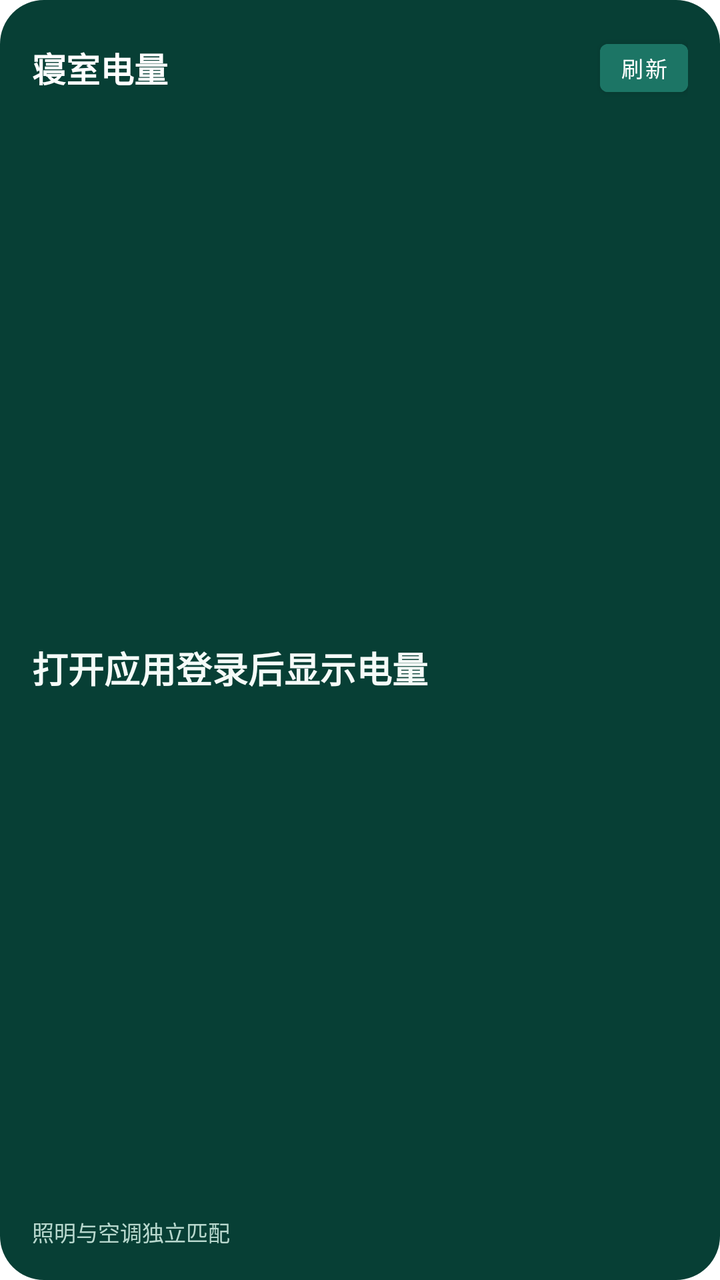
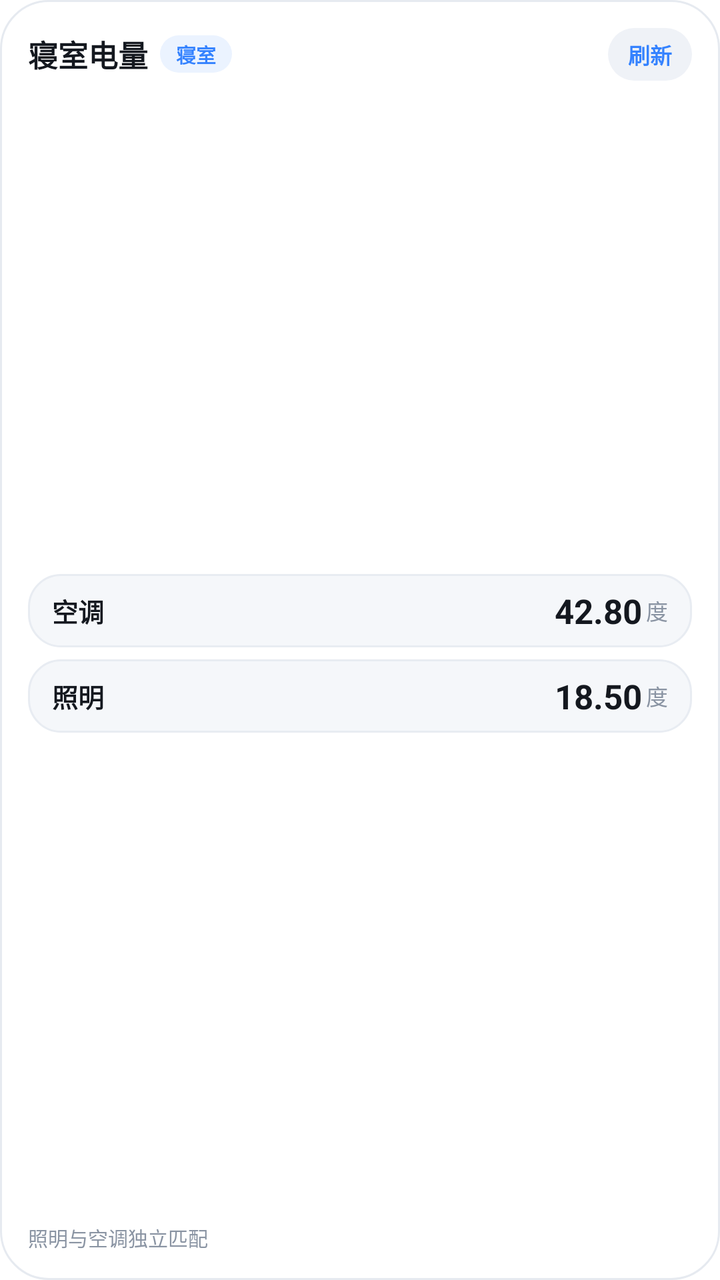

An Android layout rendered at two revisions. The XML below is the earlier revision; the diff shows what the commit changed to produce the second picture.
<!-- AndroidManifest.xml: fallback theme Theme.MaterialComponents.DayNight.NoActionBar -->
<!-- res/layout/widget_energy.xml -->
<?xml version="1.0" encoding="utf-8"?>
<LinearLayout xmlns:android="http://schemas.android.com/apk/res/android"
    android:id="@+id/widget_energy_root"
    android:layout_width="match_parent"
    android:layout_height="match_parent"
    android:background="@drawable/widget_background"
    android:orientation="vertical"
    android:padding="16dp">

    <LinearLayout
        android:layout_width="match_parent"
        android:layout_height="wrap_content"
        android:gravity="center_vertical"
        android:orientation="horizontal">

        <TextView
            android:layout_width="0dp"
            android:layout_height="wrap_content"
            android:layout_weight="1"
            android:text="寝室电量"
            android:textColor="#FFFFFF"
            android:textSize="17sp"
            android:textStyle="bold" />

        <Button
            android:id="@+id/widget_energy_refresh"
            android:layout_width="44dp"
            android:layout_height="36dp"
            android:backgroundTint="#1C7565"
            android:contentDescription="刷新寝室电量"
            android:minHeight="0dp"
            android:minWidth="0dp"
            android:padding="0dp"
            android:text="刷新"
            android:textColor="#FFFFFF"
            android:textSize="11sp" />
    </LinearLayout>

    <TextView
        android:id="@+id/widget_energy_value"
        android:layout_width="match_parent"
        android:layout_height="0dp"
        android:layout_marginTop="8dp"
        android:layout_weight="1"
        android:gravity="center_vertical"
        android:text="打开应用登录后显示电量"
        android:textColor="#F5FBF8"
        android:textSize="18sp"
        android:textStyle="bold" />

    <TextView
        android:id="@+id/widget_energy_meta"
        android:layout_width="match_parent"
        android:layout_height="wrap_content"
        android:ellipsize="end"
        android:maxLines="1"
        android:text="照明与空调独立匹配"
        android:textColor="#B8D8CE"
        android:textSize="11sp" />
</LinearLayout>
<!-- resources referenced by this layout -->
<resources>
  <!-- drawable widget_background (drawable) -->
  <?xml version="1.0" encoding="utf-8"?>
  <shape xmlns:android="http://schemas.android.com/apk/res/android" android:shape="rectangle">
      <solid android:color="#073F35" />
      <corners android:radius="22dp" />
      <padding android:left="16dp" android:top="14dp" android:right="16dp" android:bottom="14dp" />
  </shape>
</resources>

<!-- the commit's change to res/layout/widget_energy.xml (unified diff, before → after) -->
@@ -5,7 +5,7 @@
     android:layout_height="match_parent"
     android:background="@drawable/widget_background"
     android:orientation="vertical"
-    android:padding="16dp">
+    android:padding="14dp">
 
     <LinearLayout
         android:layout_width="match_parent"
@@ -13,48 +13,291 @@
         android:gravity="center_vertical"
         android:orientation="horizontal">
 
-        <TextView
+        <LinearLayout
             android:layout_width="0dp"
             android:layout_height="wrap_content"
+            android:layout_marginEnd="8dp"
             android:layout_weight="1"
-            android:text="寝室电量"
-            android:textColor="#FFFFFF"
-            android:textSize="17sp"
+            android:gravity="center_vertical"
+            android:orientation="horizontal">
+
+            <TextView
+                android:id="@+id/widget_energy_title"
+                android:layout_width="wrap_content"
+                android:layout_height="wrap_content"
+                android:text="寝室电量"
+                android:textColor="@color/widget_ink"
+                android:textSize="15sp"
+                android:textStyle="bold" />
+
+            <TextView
+                android:id="@+id/widget_energy_room"
+                android:layout_width="wrap_content"
+                android:layout_height="wrap_content"
+                android:layout_marginStart="6dp"
+                android:background="@drawable/widget_badge_blue_default"
+                android:ellipsize="end"
+                android:maxLines="1"
+                android:paddingBottom="2dp"
+                android:paddingEnd="8dp"
+                android:paddingStart="8dp"
+                android:paddingTop="2dp"
+                android:text="寝室"
+                android:textColor="@color/widget_pill_text"
+                android:textSize="10sp"
+                android:textStyle="bold" />
+        </LinearLayout>
+
+        <TextView
+            android:id="@+id/widget_energy_refresh"
+            android:layout_width="wrap_content"
+            android:layout_height="wrap_content"
+            android:background="@drawable/widget_pill_default"
+            android:contentDescription="刷新寝室电量"
+            android:paddingBottom="5dp"
+            android:paddingEnd="10dp"
+            android:paddingStart="10dp"
+            android:paddingTop="5dp"
+            android:text="刷新"
+            android:textColor="@color/widget_pill_text"
+            android:textSize="11sp"
             android:textStyle="bold" />
-
-        <Button
-            android:id="@+id/widget_energy_refresh"
-            android:layout_width="44dp"
-            android:layout_height="36dp"
-            android:backgroundTint="#1C7565"
-            android:contentDescription="刷新寝室电量"
-            android:minHeight="0dp"
-            android:minWidth="0dp"
-            android:padding="0dp"
-            android:text="刷新"
-            android:textColor="#FFFFFF"
-            android:textSize="11sp" />
     </LinearLayout>
 
-    <TextView
-        android:id="@+id/widget_energy_value"
+    <FrameLayout
         android:layout_width="match_parent"
         android:layout_height="0dp"
         android:layout_marginTop="8dp"
-        android:layout_weight="1"
-        android:gravity="center_vertical"
-        android:text="打开应用登录后显示电量"
-        android:textColor="#F5FBF8"
-        android:textSize="18sp"
-        android:textStyle="bold" />
+        android:layout_weight="1">
+
+        <LinearLayout
+            android:id="@+id/widget_energy_cards"
+            android:layout_width="match_parent"
+            android:layout_height="match_parent"
+            android:gravity="center_vertical"
+            android:orientation="vertical">
+
+            <LinearLayout
+                android:id="@+id/widget_energy_row_0"
+                android:layout_width="match_parent"
+                android:layout_height="wrap_content"
+                android:background="@drawable/widget_tile_default"
+                android:gravity="center_vertical"
+                android:orientation="horizontal"
+                android:paddingBottom="7dp"
+                android:paddingEnd="12dp"
+                android:paddingStart="12dp"
+                android:paddingTop="7dp">
+
+                <LinearLayout
+                    android:layout_width="0dp"
+                    android:layout_height="wrap_content"
+                    android:layout_marginEnd="8dp"
+                    android:layout_weight="1"
+                    android:gravity="center_vertical"
+                    android:orientation="horizontal">
+
+                    <TextView
+                        android:id="@+id/widget_energy_label_0"
+                        android:layout_width="wrap_content"
+                        android:layout_height="wrap_content"
+                        android:ellipsize="end"
+                        android:maxLines="1"
+                        android:text="空调"
+                        android:textColor="@color/widget_ink"
+                        android:textSize="13sp"
+                        android:textStyle="bold" />
+
+                    <TextView
+                        android:id="@+id/widget_energy_badge_0"
+                        android:layout_width="wrap_content"
+                        android:layout_height="wrap_content"
+                        android:layout_marginStart="6dp"
+                        android:paddingBottom="1dp"
+                        android:paddingEnd="6dp"
+                        android:paddingStart="6dp"
+                        android:paddingTop="1dp"
+                        android:text="偏低"
+                        android:textSize="9sp"
+                        android:textStyle="bold"
+                        android:visibility="gone" />
+                </LinearLayout>
+
+                <TextView
+                    android:id="@+id/widget_energy_val_0"
+                    android:layout_width="wrap_content"
+                    android:layout_height="wrap_content"
+                    android:fontFeatureSettings="tnum"
+                    android:text="42.80"
+                    android:textColor="@color/widget_ink"
+                    android:textSize="17sp"
+                    android:textStyle="bold" />
+
+                <TextView
+                    android:id="@+id/widget_energy_unit_0"
+                    android:layout_width="wrap_content"
+                    android:layout_height="wrap_content"
+                    android:layout_marginStart="2dp"
+                    android:text="度"
+                    android:textColor="@color/widget_ink_muted"
+                    android:textSize="11sp" />
+            </LinearLayout>
+
+            <LinearLayout
+                android:id="@+id/widget_energy_row_1"
+                android:layout_width="match_parent"
+                android:layout_height="wrap_content"
+                android:layout_marginTop="6dp"
+                android:background="@drawable/widget_tile_default"
+                android:gravity="center_vertical"
+                android:orientation="horizontal"
+                android:paddingBottom="7dp"
+                android:paddingEnd="12dp"
+                android:paddingStart="12dp"
+                android:paddingTop="7dp">
+
+                <LinearLayout
+                    android:layout_width="0dp"
+                    android:layout_height="wrap_content"
+                    android:layout_marginEnd="8dp"
+                    android:layout_weight="1"
+                    android:gravity="center_vertical"
+                    android:orientation="horizontal">
+
+                    <TextView
+                        android:id="@+id/widget_energy_label_1"
+                        android:layout_width="wrap_content"
+                        android:layout_height="wrap_content"
+                        android:ellipsize="end"
+                        android:maxLines="1"
+                        android:text="照明"
+                        android:textColor="@color/widget_ink"
+                        android:textSize="13sp"
+                        android:textStyle="bold" />
+
+                    <TextView
+                        android:id="@+id/widget_energy_badge_1"
+                        android:layout_width="wrap_content"
+                        android:layout_height="wrap_content"
+                        android:layout_marginStart="6dp"
+                        android:paddingBottom="1dp"
+                        android:paddingEnd="6dp"
+                        android:paddingStart="6dp"
+                        android:paddingTop="1dp"
+                        android:text="偏低"
+                        android:textSize="9sp"
+                        android:textStyle="bold"
+                        android:visibility="gone" />
+                </LinearLayout>
+
+                <TextView
+                    android:id="@+id/widget_energy_val_1"
+                    android:layout_width="wrap_content"
+                    android:layout_height="wrap_content"
+                    android:fontFeatureSettings="tnum"
+                    android:text="18.50"
+                    android:textColor="@color/widget_ink"
+                    android:textSize="17sp"
+                    android:textStyle="bold" />
+
+                <TextView
+                    android:id="@+id/widget_energy_unit_1"
+                    android:layout_width="wrap_content"
+                    android:layout_height="wrap_content"
+                    android:layout_marginStart="2dp"
+                    android:text="度"
+                    android:textColor="@color/widget_ink_muted"
+                    android:textSize="11sp" />
+            </LinearLayout>
+
+            <LinearLayout
+                android:id="@+id/widget_energy_row_2"
+                android:layout_width="match_parent"
+                android:layout_height="wrap_content"
+                android:layout_marginTop="6dp"
+                android:background="@drawable/widget_tile_default"
+                android:gravity="center_vertical"
+                android:orientation="horizontal"
+                android:paddingBottom="7dp"
+                android:paddingEnd="12dp"
+                android:paddingStart="12dp"
+                android:paddingTop="7dp"
+                android:visibility="gone">
+
+                <LinearLayout
+                    android:layout_width="0dp"
+                    android:layout_height="wrap_content"
+                    android:layout_marginEnd="8dp"
+                    android:layout_weight="1"
+                    android:gravity="center_vertical"
+                    android:orientation="horizontal">
+
+                    <TextView
+                        android:id="@+id/widget_energy_label_2"
+                        android:layout_width="wrap_content"
+                        android:layout_height="wrap_content"
+                        android:ellipsize="end"
+                        android:maxLines="1"
+                        android:text="电表"
+                        android:textColor="@color/widget_ink"
+                        android:textSize="13sp"
+                        android:textStyle="bold" />
+
+                    <TextView
+                        android:id="@+id/widget_energy_badge_2"
+                        android:layout_width="wrap_content"
+                        android:layout_height="wrap_content"
+                        android:layout_marginStart="6dp"
+                        android:paddingBottom="1dp"
+                        android:paddingEnd="6dp"
+                        android:paddingStart="6dp"
+                        android:paddingTop="1dp"
+                        android:text="偏低"
+                        android:textSize="9sp"
+                        android:textStyle="bold"
+                        android:visibility="gone" />
+                </LinearLayout>
+
+                <TextView
+                    android:id="@+id/widget_energy_val_2"
+                    android:layout_width="wrap_content"
+                    android:layout_height="wrap_content"
+                    android:fontFeatureSettings="tnum"
+                    android:text="--"
+                    android:textColor="@color/widget_ink"
+                    android:textSize="17sp"
+                    android:textStyle="bold" />
+
+                <TextView
+                    android:id="@+id/widget_energy_unit_2"
+                    android:layout_width="wrap_content"
+                    android:layout_height="wrap_content"
+                    android:layout_marginStart="2dp"
+                    android:text="度"
+                    android:textColor="@color/widget_ink_muted"
+                    android:textSize="11sp" />
+            </LinearLayout>
+        </LinearLayout>
+
+        <TextView
+            android:id="@+id/widget_energy_status"
+            android:layout_width="match_parent"
+            android:layout_height="match_parent"
+            android:gravity="center"
+            android:text="打开应用登录后显示电量"
+            android:textColor="@color/widget_ink_secondary"
+            android:textSize="12sp"
+            android:visibility="gone" />
+    </FrameLayout>
 
     <TextView
         android:id="@+id/widget_energy_meta"
         android:layout_width="match_parent"
         android:layout_height="wrap_content"
+        android:layout_marginTop="6dp"
         android:ellipsize="end"
         android:maxLines="1"
         android:text="照明与空调独立匹配"
-        android:textColor="#B8D8CE"
-        android:textSize="11sp" />
+        android:textColor="@color/widget_ink_muted"
+        android:textSize="10sp" />
 </LinearLayout>
<!-- resource entries referenced after the edit -->
@@ -1,11 +1,42 @@
 <!-- resources referenced by this layout -->
 <resources>
+  <color name="widget_ink">#14181F</color>
+  <color name="widget_ink_muted">#8A94A3</color>
+  <color name="widget_ink_secondary">#555E6B</color>
+  <color name="widget_pill_text">#3482FF</color>
   <!-- drawable widget_background (drawable) -->
   <?xml version="1.0" encoding="utf-8"?>
-  <shape xmlns:android="http://schemas.android.com/apk/res/android" android:shape="rectangle">
-      <solid android:color="#073F35" />
-      <corners android:radius="22dp" />
-      <padding android:left="16dp" android:top="14dp" android:right="16dp" android:bottom="14dp" />
+  <shape xmlns:android="http://schemas.android.com/apk/res/android"
+      android:shape="rectangle">
+      <solid android:color="#FFFFFF" />
+      <stroke
+          android:width="1dp"
+          android:color="#E6EAF0" />
+      <corners android:radius="24dp" />
+  </shape>
+  <!-- drawable widget_badge_blue_default (drawable) -->
+  <?xml version="1.0" encoding="utf-8"?>
+  <shape xmlns:android="http://schemas.android.com/apk/res/android"
+      android:shape="rectangle">
+      <solid android:color="#EBF3FF" />
+      <corners android:radius="999dp" />
+  </shape>
+  <!-- drawable widget_pill_default (drawable) -->
+  <?xml version="1.0" encoding="utf-8"?>
+  <shape xmlns:android="http://schemas.android.com/apk/res/android"
+      android:shape="rectangle">
+      <solid android:color="#EFF2F7" />
+      <corners android:radius="999dp" />
+  </shape>
+  <!-- drawable widget_tile_default (drawable) -->
+  <?xml version="1.0" encoding="utf-8"?>
+  <shape xmlns:android="http://schemas.android.com/apk/res/android"
+      android:shape="rectangle">
+      <solid android:color="#F5F7FA" />
+      <stroke
+          android:width="1dp"
+          android:color="#E8ECF2" />
+      <corners android:radius="16dp" />
   </shape>
 </resources>
 
